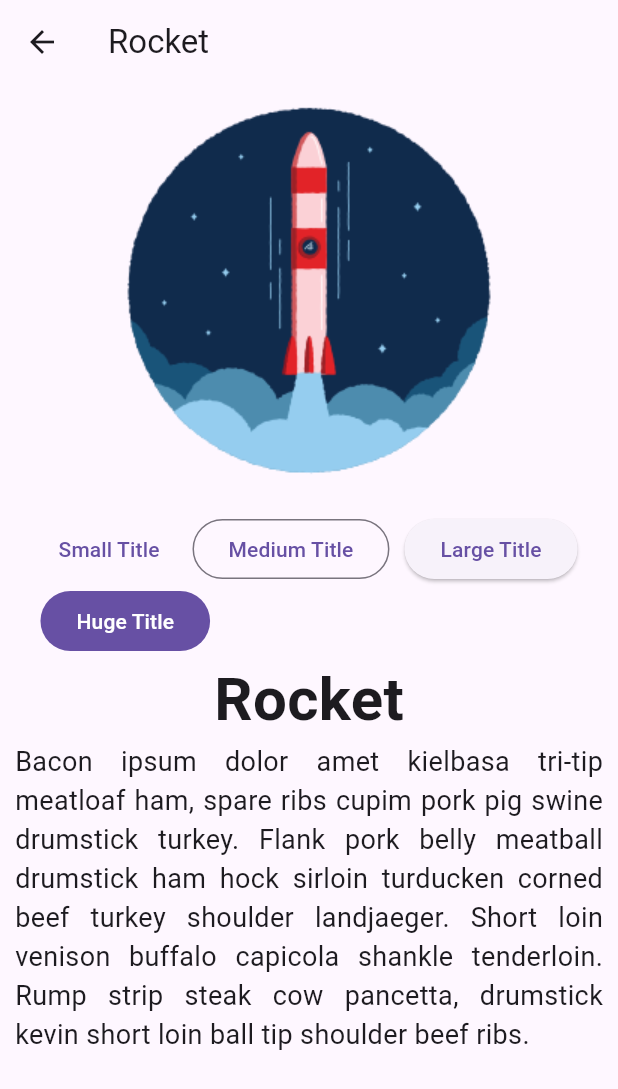
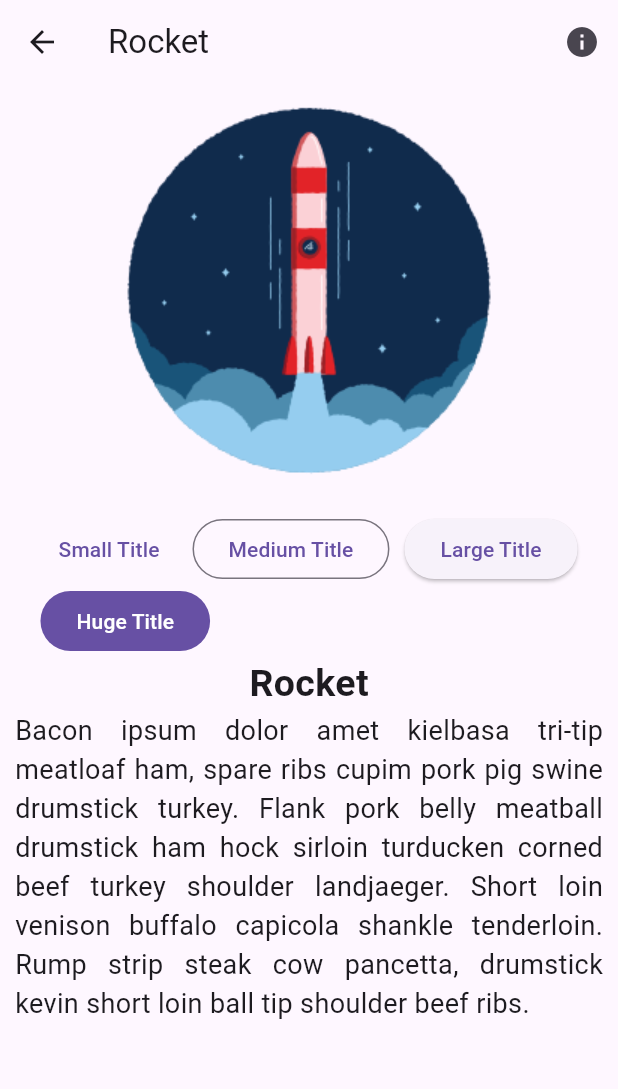
Before and after one commit to agungsuprayitno/flutter-mapp-2-hours, a Flutter app: the screen it shows after launch, after a tap on "Rocket", on a phone screen of 412 x 824 dp. Shown: the top 1089 px of the screen. Run offline on Flutter 3.47's test engine with Material 2 defaults, Android fonts, the phone set to English and light mode, and no system bars.

Commit message:
Minute 1:45:00

```diff
--- a/lib/pages/description_page.dart
+++ b/lib/pages/description_page.dart
@@ -2,15 +2,34 @@ import 'package:flutter/material.dart';
 import 'package:flutter_init/core/constants.dart';
 import 'package:flutter_init/data/item_class.dart';
 
-class DescriptionPage extends StatelessWidget {
+class DescriptionPage extends StatefulWidget {
   const DescriptionPage({super.key, required this.item});
   final ItemClass item;
 
   @override
+  State<DescriptionPage> createState() => _DescriptionPageState();
+}
+
+class _DescriptionPageState extends State<DescriptionPage> {
+  double fontSizeCustom = 25;
+  @override
   Widget build(BuildContext context) {
     return Scaffold(
       appBar: AppBar(
-        title: Text(item.title),
+        title: Text(widget.item.title),
+        actions: [
+          IconButton(
+            onPressed: () {
+              ScaffoldMessenger.of(context).showSnackBar(
+                const SnackBar(
+                  content: Text('Hello Snackbar'),
+                  behavior: SnackBarBehavior.floating,
+                ),
+              );
+            },
+            icon: const Icon(Icons.info),
+          ),
+        ],
       ),
       body: SingleChildScrollView(
         child: Padding(
@@ -18,38 +37,54 @@ class DescriptionPage extends StatelessWidget {
           child: Center(
             child: Column(
               children: [
-                Image.asset(item.imagePath),
+                Image.asset(widget.item.imagePath),
                 const SizedBox(height: kDouble20),
                 Wrap(
                   spacing: kDouble10,
                   children: [
                     TextButton(
-                      onPressed: () {},
+                      onPressed: () {
+                        setState(() {
+                          fontSizeCustom = 20;
+                        });
+                      },
                       child: const Text('Small Title'),
                     ),
                     OutlinedButton(
-                      onPressed: () {},
+                      onPressed: () {
+                        setState(() {
+                          fontSizeCustom = 80;
+                        });
+                      },
                       child: const Text('Medium Title'),
                     ),
                     ElevatedButton(
-                      onPressed: () {},
+                      onPressed: () {
+                        setState(() {
+                          fontSizeCustom = 120;
+                        });
+                      },
                       child: const Text('Large Title'),
                     ),
                     FilledButton(
-                      onPressed: () {},
+                      onPressed: () {
+                        setState(() {
+                          fontSizeCustom = 200;
+                        });
+                      },
                       child: const Text('Huge Title'),
                     )
                   ],
                 ),
                 FittedBox(
                   child: Text(
-                    item.title,
-                    style: const TextStyle(
-                        fontSize: 40, fontWeight: FontWeight.bold),
+                    widget.item.title,
+                    style: TextStyle(
+                        fontSize: fontSizeCustom, fontWeight: FontWeight.bold),
                   ),
                 ),
                 Text(
-                  item.longDescription,
+                  widget.item.longDescription,
                   style: const TextStyle(fontSize: 18),
                   textAlign: TextAlign.justify,
                 ),
```
